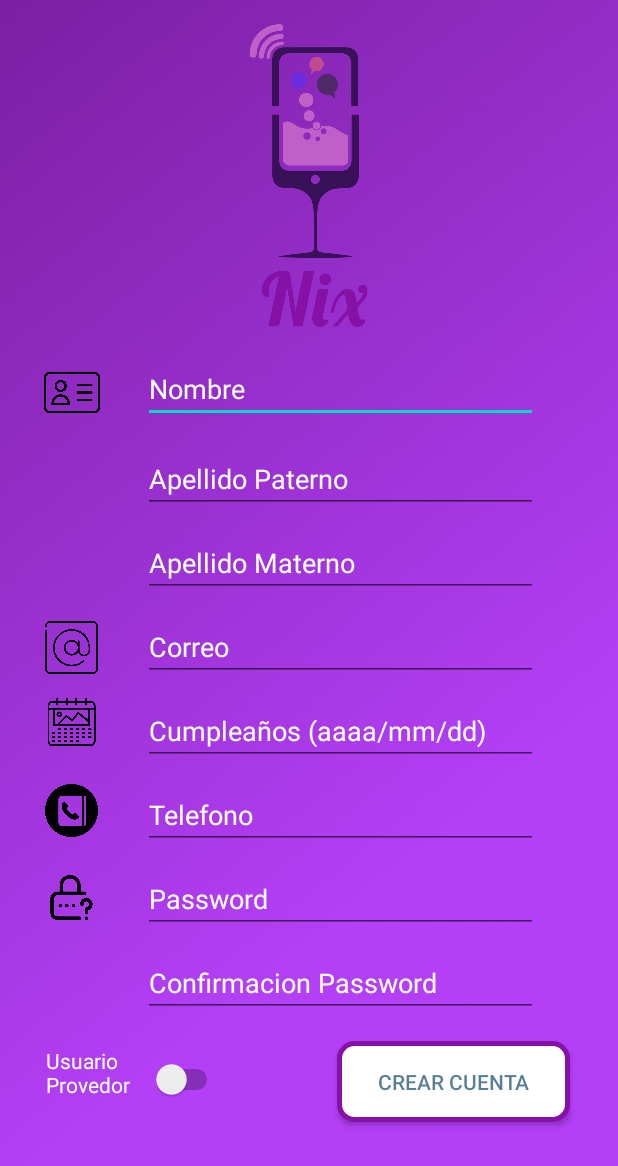
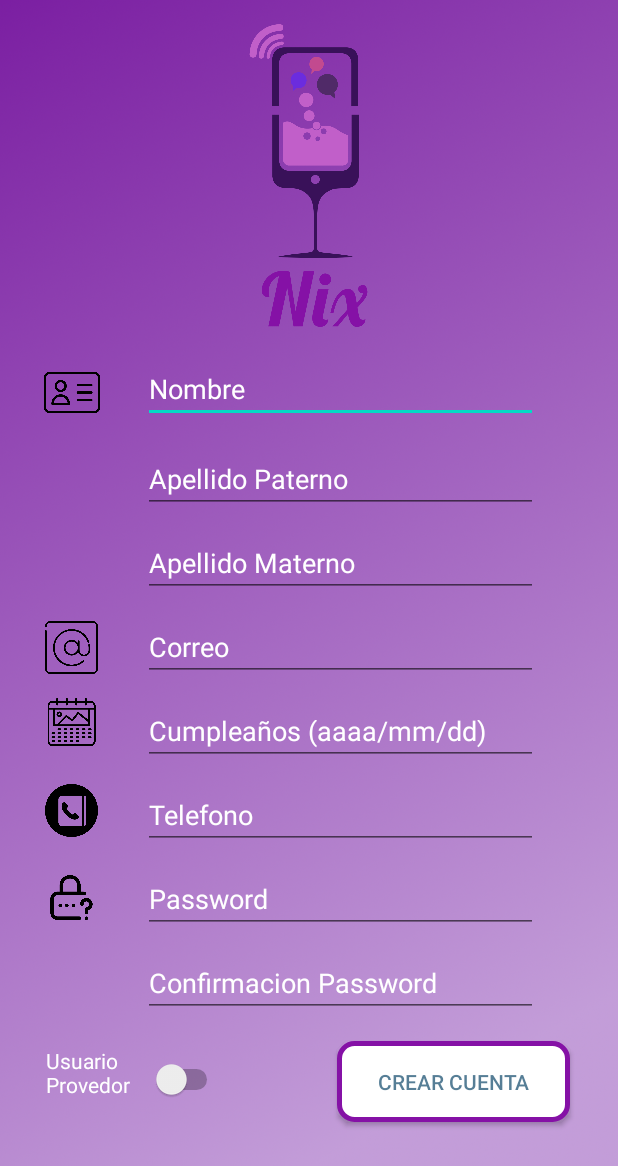
Before and after one commit to EdalfnerUnityBrited/NixApp, an Android app: the CrearCuenta screen opened directly, with no data from a screen before it, on a phone screen of 412 x 824 dp. Shown: the top 1166 px of the screen. Run offline under Robolectric (Android 15) with nearby library versions, the phone set to English and light mode, and no system bars.

```diff
--- a/app/src/main/res/layout/activity_crear_cuenta.xml
+++ b/app/src/main/res/layout/activity_crear_cuenta.xml
@@ -4,7 +4,7 @@
     xmlns:tools="http://schemas.android.com/tools"
     android:layout_width="match_parent"
     android:layout_height="match_parent"
-    android:background="@drawable/fondobase">
+    android:background="@drawable/backgroundnormal">
 
     <ImageView
         android:id="@+id/logo"
--- a/app/src/main/res/layout/activity_inicio_sesion.xml
+++ b/app/src/main/res/layout/activity_inicio_sesion.xml
@@ -5,7 +5,7 @@
     android:id="@+id/container"
     android:layout_width="match_parent"
     android:layout_height="match_parent"
-    android:background="@drawable/fondobase">
+    android:background="@drawable/backgroundnormal">
 
     <EditText
         android:id="@+id/username"
```
Also changed, not shown: app/src/main/res/drawable/backgroundnormal.png (added).
